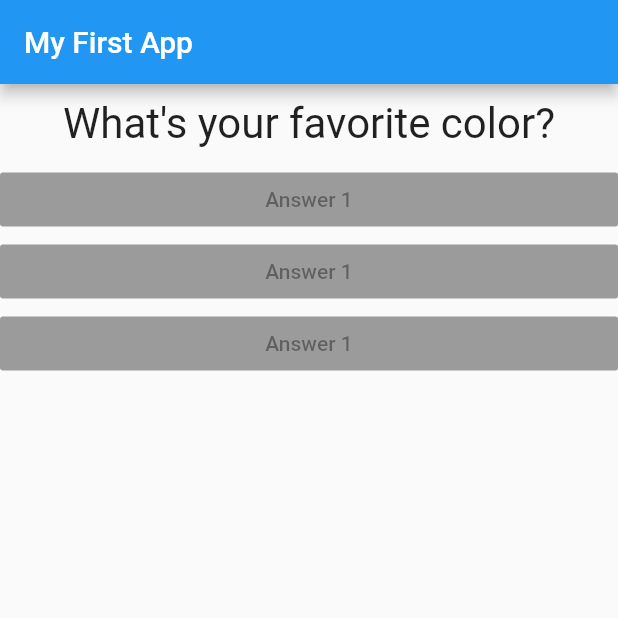
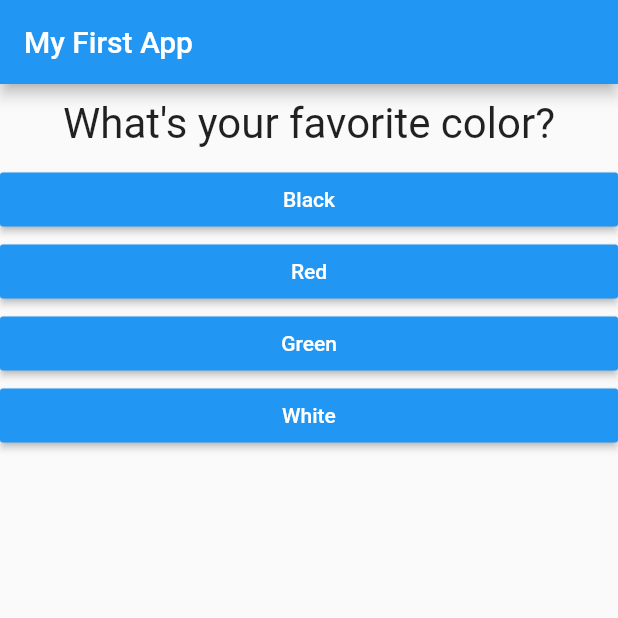
Before and after one commit to randomlylelo/myapp, a Flutter app: the screen it shows after launch, on a phone screen of 412 x 824 dp, the top half of it. Run offline on Flutter 3.47's test engine with Material 2 defaults, Android fonts, the phone set to English and light mode, and no system bars.

```diff
--- a/lib/answer.dart
+++ b/lib/answer.dart
@@ -1,14 +1,20 @@
 import 'package:flutter/material.dart';
 
 class Answer extends StatelessWidget {
+  final Function selectHandler;
+  final String answerText;
+
+  Answer(this.selectHandler, this.answerText);
+
   @override
   Widget build(BuildContext context) {
     return Container(
       width: double.infinity,
       child: RaisedButton(
         color: Colors.blue,
-        child: Text('Answer 1'),
-        onPressed:null,
+        textColor: Colors.white,
+        child: Text(answerText),
+        onPressed:selectHandler,
       ),
     );
   }
--- a/lib/main.dart
+++ b/lib/main.dart
@@ -34,8 +34,18 @@ class _MyAppState extends State<MyApp> {
   @override
   Widget build(BuildContext context) {
     var questions = [
-      'What\'s your favorite color?',
-      'What\'s your favorite animal?',
+      {
+        'questionText': 'What\'s your favorite color?',
+        'answers': ['Black', 'Red', 'Green', 'White'],
+      },
+      {
+        'questionText': 'What\'s your favorite animal?',
+        'answers': ['Rabbit', 'Snake', 'Elephant', 'Lion'],
+      },
+      {
+        'questionText': 'What\'s your favorite class?',
+        'answers': ['COP', 'AST', 'ENC', 'MAC'],
+      },
     ];
     return MaterialApp(
       home: Scaffold(
@@ -45,11 +55,16 @@ class _MyAppState extends State<MyApp> {
         body: Column(
           children: <Widget>[
             Question(
-              questions[_questionIndex],
+              questions[_questionIndex]['questionText'],
             ),
-            Answer(),
-            Answer(),
-            Answer(),
+            ...(questions[_questionIndex]['answers'] as List<String>)
+                .map((answer) {
+              return Answer(_answerQuestion, answer);
+            }).toList(),
+
+            // Answer(_answerQuestion),
+            // Answer(_answerQuestion),
+            // Answer(_answerQuestion),
             // Ctrl + K + C to comment, Ctrl + K + U to uncomment
             // RaisedButton(
             //   child: Text('Answer 1'),
```
